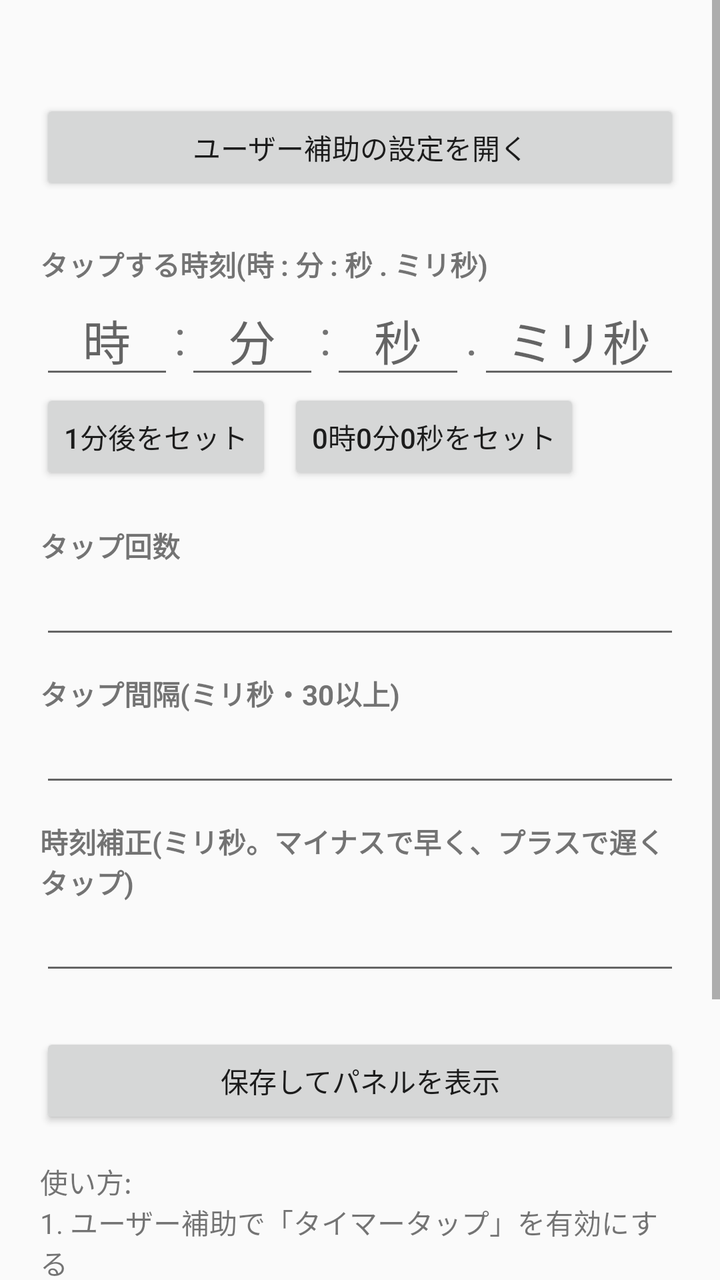
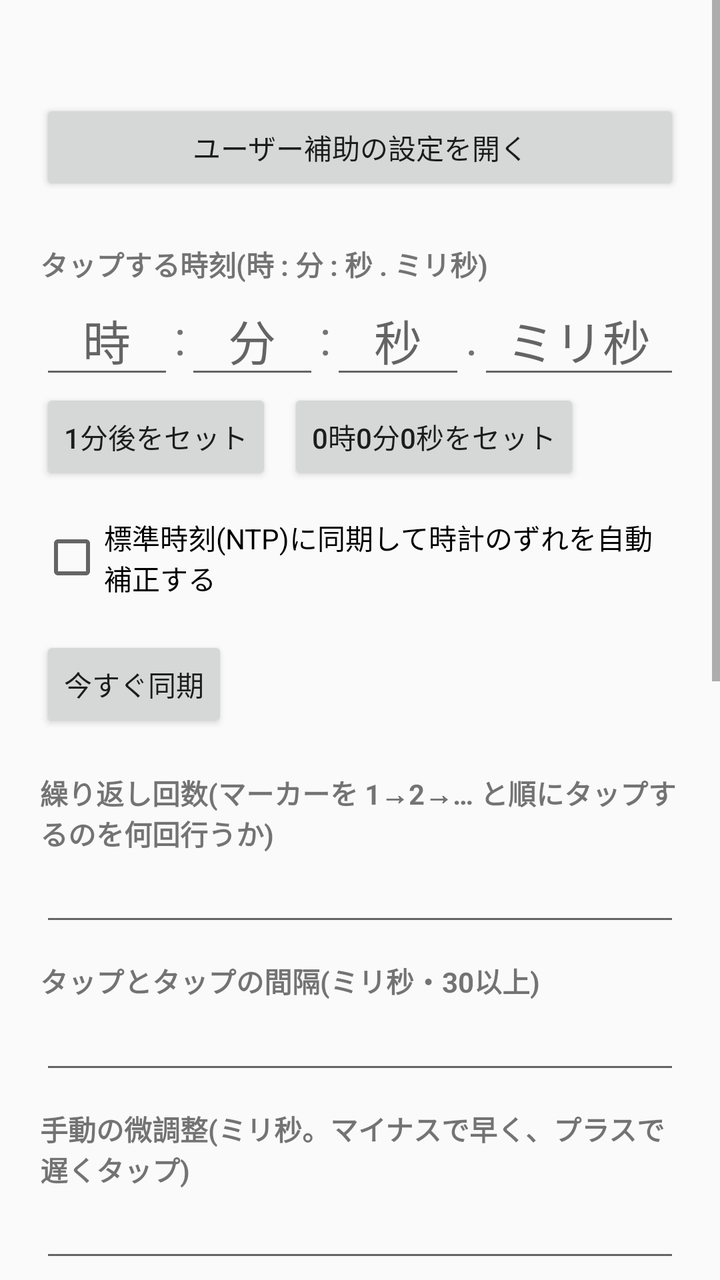

Two renders of the same Android screen: before a commit and after it. Below are the layout's source before the change and the commit's diff.
<!-- AndroidManifest.xml: application theme AppTheme -->
<!-- res/layout/activity_main.xml -->
<?xml version="1.0" encoding="utf-8"?>
<ScrollView xmlns:android="http://schemas.android.com/apk/res/android"
    android:layout_width="match_parent"
    android:layout_height="match_parent"
    android:fitsSystemWindows="true">

    <LinearLayout
        android:layout_width="match_parent"
        android:layout_height="wrap_content"
        android:orientation="vertical"
        android:padding="20dp">

        <TextView
            android:id="@+id/status"
            android:layout_width="match_parent"
            android:layout_height="wrap_content"
            android:textSize="16sp" />

        <Button
            android:id="@+id/btnAccessibility"
            android:layout_width="match_parent"
            android:layout_height="wrap_content"
            android:layout_marginTop="8dp"
            android:text="ユーザー補助の設定を開く" />

        <TextView
            android:layout_width="wrap_content"
            android:layout_height="wrap_content"
            android:layout_marginTop="24dp"
            android:text="タップする時刻(時 : 分 : 秒 . ミリ秒)"
            android:textStyle="bold" />

        <LinearLayout
            android:layout_width="match_parent"
            android:layout_height="wrap_content"
            android:gravity="center_vertical"
            android:orientation="horizontal">

            <EditText android:id="@+id/hour" android:layout_width="0dp" android:layout_height="wrap_content"
                android:layout_weight="2" android:gravity="center" android:hint="時" android:inputType="number"
                android:maxLength="2" android:textSize="24sp" android:importantForAutofill="no" />
            <TextView android:layout_width="wrap_content" android:layout_height="wrap_content" android:text=":" android:textSize="24sp" />
            <EditText android:id="@+id/minute" android:layout_width="0dp" android:layout_height="wrap_content"
                android:layout_weight="2" android:gravity="center" android:hint="分" android:inputType="number"
                android:maxLength="2" android:textSize="24sp" android:importantForAutofill="no" />
            <TextView android:layout_width="wrap_content" android:layout_height="wrap_content" android:text=":" android:textSize="24sp" />
            <EditText android:id="@+id/second" android:layout_width="0dp" android:layout_height="wrap_content"
                android:layout_weight="2" android:gravity="center" android:hint="秒" android:inputType="number"
                android:maxLength="2" android:textSize="24sp" android:importantForAutofill="no" />
            <TextView android:layout_width="wrap_content" android:layout_height="wrap_content" android:text="." android:textSize="24sp" />
            <EditText android:id="@+id/millis" android:layout_width="0dp" android:layout_height="wrap_content"
                android:layout_weight="3" android:gravity="center" android:hint="ミリ秒" android:inputType="number"
                android:maxLength="3" android:textSize="24sp" android:importantForAutofill="no" />
        </LinearLayout>

        <LinearLayout
            android:layout_width="match_parent"
            android:layout_height="wrap_content"
            android:orientation="horizontal">

            <Button
                android:id="@+id/btnNow"
                android:layout_width="wrap_content"
                android:layout_height="wrap_content"
                android:text="1分後をセット" />

            <Button
                android:id="@+id/btnMidnight"
                android:layout_width="wrap_content"
                android:layout_height="wrap_content"
                android:layout_marginStart="8dp"
                android:text="0時0分0秒をセット" />
        </LinearLayout>

        <TextView
            android:layout_width="wrap_content"
            android:layout_height="wrap_content"
            android:layout_marginTop="20dp"
            android:text="タップ回数"
            android:textStyle="bold" />
        <EditText android:id="@+id/count" android:layout_width="match_parent" android:layout_height="wrap_content"
            android:inputType="number" android:maxLength="4" android:importantForAutofill="no" />

        <TextView
            android:layout_width="wrap_content"
            android:layout_height="wrap_content"
            android:layout_marginTop="12dp"
            android:text="タップ間隔(ミリ秒・30以上)"
            android:textStyle="bold" />
        <EditText android:id="@+id/interval" android:layout_width="match_parent" android:layout_height="wrap_content"
            android:inputType="number" android:maxLength="6" android:importantForAutofill="no" />

        <TextView
            android:layout_width="wrap_content"
            android:layout_height="wrap_content"
            android:layout_marginTop="12dp"
            android:text="時刻補正(ミリ秒。マイナスで早く、プラスで遅くタップ)"
            android:textStyle="bold" />
        <EditText android:id="@+id/offset" android:layout_width="match_parent" android:layout_height="wrap_content"
            android:inputType="numberSigned" android:maxLength="6" android:importantForAutofill="no" />

        <Button
            android:id="@+id/btnShow"
            android:layout_width="match_parent"
            android:layout_height="wrap_content"
            android:layout_marginTop="24dp"
            android:text="保存してパネルを表示" />

        <TextView
            android:layout_width="match_parent"
            android:layout_height="wrap_content"
            android:layout_marginTop="16dp"
            android:text="使い方:\n1. ユーザー補助で「タイマータップ」を有効にする\n2. 時刻を設定して「保存してパネルを表示」\n3. タップしたいアプリを開き、赤い照準マーカーをドラッグして位置を合わせる\n4. パネルの ▶ を押すと待機開始。設定時刻にマーカー位置をタップします\n\n設定時刻をすでに過ぎている場合は翌日の同時刻になります。" />
    </LinearLayout>
</ScrollView>
<!-- resources referenced by this layout -->
<resources>
  <style name="AppTheme" parent="android:Theme.Material.Light" />
</resources>

<!-- the commit's change to res/layout/activity_main.xml (unified diff, before → after) -->
@@ -72,11 +72,29 @@
                 android:text="0時0分0秒をセット" />
         </LinearLayout>
 
+        <CheckBox
+            android:id="@+id/useNtp"
+            android:layout_width="match_parent"
+            android:layout_height="wrap_content"
+            android:layout_marginTop="16dp"
+            android:text="標準時刻(NTP)に同期して時計のずれを自動補正する" />
+
+        <TextView
+            android:id="@+id/ntpStatus"
+            android:layout_width="match_parent"
+            android:layout_height="wrap_content" />
+
+        <Button
+            android:id="@+id/btnSync"
+            android:layout_width="wrap_content"
+            android:layout_height="wrap_content"
+            android:text="今すぐ同期" />
+
         <TextView
             android:layout_width="wrap_content"
             android:layout_height="wrap_content"
             android:layout_marginTop="20dp"
-            android:text="タップ回数"
+            android:text="繰り返し回数(マーカーを 1→2→… と順にタップするのを何回行うか)"
             android:textStyle="bold" />
         <EditText android:id="@+id/count" android:layout_width="match_parent" android:layout_height="wrap_content"
             android:inputType="number" android:maxLength="4" android:importantForAutofill="no" />
@@ -85,7 +103,7 @@
             android:layout_width="wrap_content"
             android:layout_height="wrap_content"
             android:layout_marginTop="12dp"
-            android:text="タップ間隔(ミリ秒・30以上)"
+            android:text="タップとタップの間隔(ミリ秒・30以上)"
             android:textStyle="bold" />
         <EditText android:id="@+id/interval" android:layout_width="match_parent" android:layout_height="wrap_content"
             android:inputType="number" android:maxLength="6" android:importantForAutofill="no" />
@@ -94,10 +112,36 @@
             android:layout_width="wrap_content"
             android:layout_height="wrap_content"
             android:layout_marginTop="12dp"
-            android:text="時刻補正(ミリ秒。マイナスで早く、プラスで遅くタップ)"
+            android:text="手動の微調整(ミリ秒。マイナスで早く、プラスで遅くタップ)"
             android:textStyle="bold" />
         <EditText android:id="@+id/offset" android:layout_width="match_parent" android:layout_height="wrap_content"
             android:inputType="numberSigned" android:maxLength="6" android:importantForAutofill="no" />
+
+        <TextView
+            android:layout_width="wrap_content"
+            android:layout_height="wrap_content"
+            android:layout_marginTop="20dp"
+            android:text="保存した設定(時刻・回数・間隔・マーカーの位置)"
+            android:textStyle="bold" />
+
+        <Spinner
+            android:id="@+id/presetSpinner"
+            android:layout_width="match_parent"
+            android:layout_height="wrap_content"
+            android:minHeight="48dp" />
+
+        <LinearLayout
+            android:layout_width="match_parent"
+            android:layout_height="wrap_content"
+            android:orientation="horizontal">
+
+            <Button android:id="@+id/btnPresetLoad" android:layout_width="0dp" android:layout_height="wrap_content"
+                android:layout_weight="1" android:text="読み込む" />
+            <Button android:id="@+id/btnPresetSave" android:layout_width="0dp" android:layout_height="wrap_content"
+                android:layout_weight="1" android:text="保存" />
+            <Button android:id="@+id/btnPresetDelete" android:layout_width="0dp" android:layout_height="wrap_content"
+                android:layout_weight="1" android:text="削除" />
+        </LinearLayout>
 
         <Button
             android:id="@+id/btnShow"
@@ -110,6 +154,6 @@
             android:layout_width="match_parent"
             android:layout_height="wrap_content"
             android:layout_marginTop="16dp"
-            android:text="使い方:\n1. ユーザー補助で「タイマータップ」を有効にする\n2. 時刻を設定して「保存してパネルを表示」\n3. タップしたいアプリを開き、赤い照準マーカーをドラッグして位置を合わせる\n4. パネルの ▶ を押すと待機開始。設定時刻にマーカー位置をタップします\n\n設定時刻をすでに過ぎている場合は翌日の同時刻になります。" />
+            android:text="使い方:\n1. ユーザー補助で「タイマータップ」を有効にする\n2. 時刻を設定して「保存してパネルを表示」\n3. タップしたいアプリを開き、番号付きの照準マーカーをドラッグして位置を合わせる\n4. 複数の場所をタップしたいときは、パネルの ＋ でマーカーを増やす(－ で減らす)。番号順にタップします\n5. パネルの ▶ を押すと待機開始。設定時刻にマーカー 1 をタップし、以降は「間隔」ごとに次のマーカーをタップします\n\n待機中は画面が消えないようにします。設定時刻をすでに過ぎている場合は翌日の同時刻になります。マーカーの位置は自動で記憶されます。" />
     </LinearLayout>
 </ScrollView>
